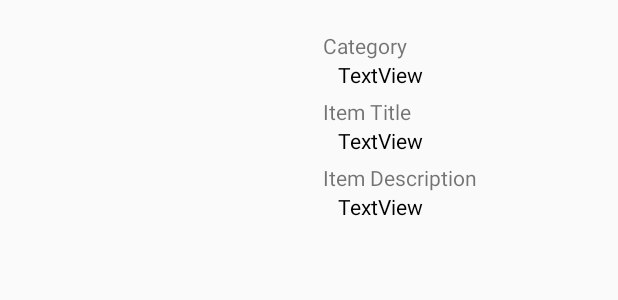
After one commit to avinabaray/Old-Sold-Android-App, an Android app: the layout layout_listitem.xml on its own in the app's theme, with its tools: preview values and no code run, on a phone screen of 412 x 824 dp. The commit adds this screen. Shown: the top 300 px of the screen. Run offline under Robolectric (Android 15) with nearby library versions, the phone set to English and light mode, and no system bars.

Commit message:
Glide dependency added. RecyclerView added in Customer Page

```diff
--- /dev/null
+++ b/app/src/main/res/layout/layout_listitem.xml
@@ -0,0 +1,78 @@
+<?xml version="1.0" encoding="utf-8"?>
+<LinearLayout xmlns:android="http://schemas.android.com/apk/res/android"
+    android:id="@+id/recyclerItemLinearLayout"
+    android:padding="15dp"
+    android:orientation="vertical" android:layout_width="match_parent"
+    android:layout_height="wrap_content">
+
+
+
+    <LinearLayout
+        android:layout_width="match_parent"
+        android:layout_height="200dp"
+        android:orientation="horizontal">
+
+        <ImageView
+            android:id="@+id/imageViewItemPhoto"
+            android:layout_width="200dp"
+            android:layout_height="match_parent" />
+
+        <LinearLayout
+            android:layout_width="wrap_content"
+            android:layout_height="match_parent"
+            android:orientation="vertical">
+
+            <TextView
+                android:id="@+id/textView1"
+                android:text="Category"
+                android:paddingTop="5dp"
+                android:layout_width="match_parent"
+                android:layout_height="wrap_content" />
+
+            <TextView
+                android:id="@+id/textViewItemCatg"
+                android:layout_width="match_parent"
+                android:layout_height="wrap_content"
+                android:paddingLeft="10dp"
+                android:textColor="@color/common_google_signin_btn_text_dark_focused"
+                android:text="TextView" />
+
+            <TextView
+                android:id="@+id/textView2"
+                android:text="Item Title"
+                android:paddingTop="5dp"
+                android:layout_width="match_parent"
+                android:layout_height="wrap_content" />
+
+            <TextView
+                android:id="@+id/textViewItemTitle"
+                android:paddingLeft="10dp"
+                android:layout_width="match_parent"
+                android:layout_height="wrap_content"
+                android:textColor="@color/common_google_signin_btn_text_dark_focused"
+                android:text="TextView" />
+
+            <TextView
+                android:id="@+id/textView3"
+                android:text="Item Description"
+                android:paddingTop="5dp"
+                android:layout_width="match_parent"
+                android:layout_height="wrap_content" />
+
+            <TextView
+                android:id="@+id/textViewItemDesc"
+                android:paddingLeft="10dp"
+                android:layout_width="match_parent"
+                android:layout_height="wrap_content"
+                android:textColor="@color/common_google_signin_btn_text_dark_focused"
+                android:text="TextView" />
+
+
+
+        </LinearLayout>
+
+
+    </LinearLayout>
+
+
+</LinearLayout>
--- a/build.gradle
+++ b/build.gradle
@@ -18,7 +18,7 @@ allprojects {
     repositories {
         google()
         jcenter()
-
+        mavenCentral()
     }
 }
 
```
Also changed, not shown: app/build.gradle (+7 -0 lines), app/src/main/java/com/avinabaray/oldsold/CustomerLoggedIn.java (+54 -1 lines), app/src/main/java/com/avinabaray/oldsold/RecyclerViewAdapterItems.java (added, +100 -0 lines), app/src/main/res/layout/activity_customer_logged_in.xml (+11 -1 lines).
